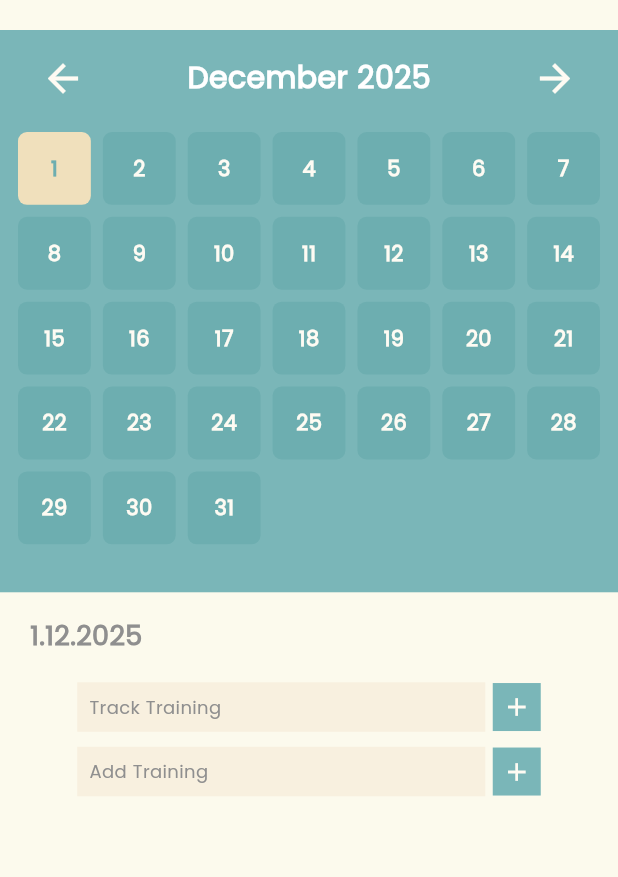
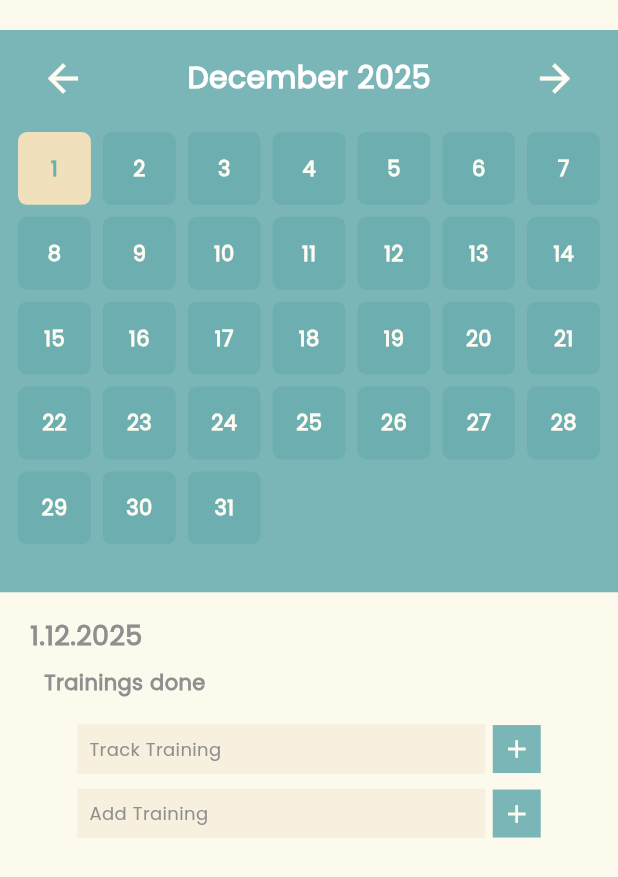
Before and after one commit to CottonCandyHeart/frontend-rolly, a Flutter app: the CustomCalendar widget shown alone on an empty page, opened directly with empty values, after a tap on an icon or button, on a phone screen of 412 x 824 dp. Shown: the top 877 px of the screen. Run offline on Flutter 3.47's test engine with Material 3 defaults, Android fonts, the phone set to English and light mode, and no system bars; our stand-ins replace flutter_svg, google_fonts, shared_preferences, youtube_player_iframe; accounts and stored records are empty; network calls fail.

Commit message:
Add route - refresh window

```diff
--- a/lib/config.dart
+++ b/lib/config.dart
@@ -16,7 +16,9 @@ class AppConfig {
   static const String trickEndpoint = '$apiBaseUrl/trick';
   static const String resetTrickEndpoint = '$apiBaseUrl/trick/reset';
   static const String trainingPlans = '$apiBaseUrl/training';
+  static const String routeEndpoint = '$apiBaseUrl/route/';
   static const String addRoute = '$apiBaseUrl/route/create';
+  static const String getRouteByMonth = '$apiBaseUrl/route/m';
 
   // img
   static const String logoImg = 'assets/images/logo.svg';
--- a/lib/lang/lang/eng.dart
+++ b/lib/lang/lang/eng.dart
@@ -128,6 +128,8 @@ const Map<String, String> eng = {
   'trackTraining': 'Track Training',
   'chooseDate': 'Choose Date',
   'planTraining': 'Plan Training',
+  'doneTrainings': ' Trainings done',
+  'futureTrainings': 'Incoming trainings',
 
   'trainingDate': 'Date',
   'trainingTime': 'Time',
@@ -170,6 +172,7 @@ const Map<String, String> eng = {
 
   'actionFailed': 'Action Failed',
   'noTrainingsAvailable': 'No Trainings Available',
+  'noRoutesAvailable': 'No Routes Available',
 
   'distanceNotANumber': 'Distance Must Be A Number',
 
--- a/lib/models/route.dart
+++ b/lib/models/route.dart
@@ -20,7 +20,7 @@ class TrainingRoute {
       name: json['name'],
       distance: json['distance'],
       estimatedTime: json['estimatedTime'],
-      date: json['date'],
+      date: DateTime.parse(json['date']),
       points: (json['points'] as List).map((p) => RoutePoint.fromJson(p)).toList(),
       photos: (json['photos'] as List).map((p) => RoutePhoto.fromJson(p)).toList(),
       caloriesBurned: json['caloriesBurned'],
--- a/lib/widgets/calendar_widget.dart
+++ b/lib/widgets/calendar_widget.dart
@@ -1,5 +1,6 @@
 import 'package:flutter/material.dart';
 import 'package:frontend_rolly/lang/app_language.dart';
+import 'package:frontend_rolly/models/route.dart';
 import 'package:frontend_rolly/models/training_plan.dart';
 import 'package:frontend_rolly/screens/add_training.dart';
 import 'package:frontend_rolly/screens/plan_training.dart';
@@ -8,17 +9,21 @@ import 'package:frontend_rolly/theme/colors.dart';
 import 'package:provider/provider.dart';
 
 class CustomCalendar extends StatefulWidget {
-  final Future<List<TrainingPlan>> trainings;
+  final Future<List<TrainingPlan>> Function() trainings;
+  final Future<List<TrainingRoute>> Function() routes;
   final DateTime chosen;
   final VoidCallback onPrev;
   final VoidCallback onNext;
+  final Future<void> Function()? onRefresh;
 
   const CustomCalendar({
     super.key,
     required this.trainings,
+    required this.routes,
     required this.chosen,
     required this.onPrev,
     required this.onNext,
+    required this.onRefresh,
   });
 
   @override
@@ -30,15 +35,27 @@ class _CustomCalendarState extends State<CustomCalendar>{
 
   int? selectedDay;
   List<TrainingPlan> selectedDayTrainings = [];
+  List<TrainingRoute> selectedRoutes = [];
+
   List<TrainingPlan> allTrainings = [];
+  List<TrainingRoute> allRoutes = [];
 
   @override
   void initState() {
     super.initState();
-    widget.trainings.then((plans) {
+    widget.trainings().then((plans) {
+      print("Plans fetched: ${plans.length}");
       setState(() {
         allTrainings = plans;
         highlightedDays = extractTrainingDays(plans);
+      });
+    });
+    widget.routes().then((routes) {
+      print("Routes fetched: ${routes.length}");
+      setState(() {
+        allRoutes = routes;
+        final routeDays = extractRouteDays(routes);
+        highlightedDays = {...highlightedDays, ...routeDays}.toList();
       });
     });
   }
@@ -51,10 +68,26 @@ class _CustomCalendarState extends State<CustomCalendar>{
     ).toList();
   }
 
+  List<TrainingRoute> routesForDay(int day) {
+    return allRoutes.where((r) =>
+      r.date.year == widget.chosen.year &&
+      r.date.month == widget.chosen.month &&
+      r.date.day == day
+    ).toList();
+  }
+
 
   List<int> extractTrainingDays(List<TrainingPlan> plans) {
     return plans
         .map((t) => t.dateTime.day)
+        .toSet()
+        .toList()
+      ..sort();
+  }
+
+  List<int> extractRouteDays(List<TrainingRoute> routes) {
+    return routes
+        .map((r) => r.date.day)
         .toSet()
         .toList()
       ..sort();
@@ -72,6 +105,39 @@ class _CustomCalendarState extends State<CustomCalendar>{
       'jan', 'feb', 'mar', 'apr', 'may', 'jun',
       'jul', 'aug', 'sep', 'oct', 'nov', 'dec'
   ]);
+
+  @override
+  void didUpdateWidget(covariant CustomCalendar oldWidget) {
+    super.didUpdateWidget(oldWidget);
+
+    if (oldWidget.chosen.month != widget.chosen.month ||
+        oldWidget.chosen.year != widget.chosen.year) {
+
+      _loadMonth();
+    }
+    _loadMonth();
+  }
+
+  Future<void> _loadMonth() async {
+    setState(() {
+      highlightedDays = [];
+      selectedDay = null;
+      selectedDayTrainings = [];
+      selectedRoutes = [];
+    });
+
+    final plans = await widget.trainings();
+    final routes = await widget.routes();
+
+    final planDays = extractTrainingDays(plans);
+    final routeDays = extractRouteDays(routes);
+
+    setState(() {
+      allTrainings = plans;
+      allRoutes = routes;
+      highlightedDays = {...planDays, ...routeDays}.toList()..sort();
+    });
+  }
 
   @override
   Widget build(BuildContext context) {
@@ -106,6 +172,7 @@ class _CustomCalendarState extends State<CustomCalendar>{
                           setState(() {
                             selectedDay = null;
                             selectedDayTrainings = [];
+                            selectedRoutes = [];
                           });
                           widget.onPrev();
                         },
@@ -136,6 +203,7 @@ class _CustomCalendarState extends State<CustomCalendar>{
                           setState(() {
                             selectedDay = null;
                             selectedDayTrainings = [];
+                            selectedRoutes = [];
                           });
                           widget.onNext();
                         },
@@ -166,6 +234,8 @@ class _CustomCalendarState extends State<CustomCalendar>{
                       onTap: ()=>{
                         setState(() {
                           selectedDay = day;
+                          selectedDayTrainings = trainingsForDay(day);
+                          selectedRoutes = routesForDay(day);
                         })
                       },
                       child: Container(
@@ -217,20 +287,36 @@ class _CustomCalendarState extends State<CustomCalendar>{
               ),
               const SizedBox(height: 8),
 
-              ...selectedDayTrainings.map((t) => Container(
+
+
+            if ((DateTime(chosen.year, chosen.month, selectedDay!)).isBefore(today)) ...[
+              Align(
+                alignment: Alignment.centerLeft,
+                child: Padding(
+                  padding: EdgeInsetsGeometry.fromLTRB(25, 0, 0, 0),
+                  child: Text(
+                    lang.t('doneTrainings'),
+                    style: TextStyle(
+                      color: AppColors.text,
+                      fontWeight: FontWeight.w900,
+                    ),
+                  ),
+                )
+              ),
+
+              const SizedBox(height: 8),
+              ...selectedRoutes.map((t) => Container(
+                width: MediaQuery.of(context).size.width * 0.75,
                 margin: const EdgeInsets.only(bottom: 8),
                 padding: const EdgeInsets.all(12),
                 decoration: BoxDecoration(
                   color: AppColors.current,
-                  borderRadius: BorderRadius.circular(8),
                 ),
                 child: Text(
-                  "${t.targetDuration} min — ${t.notes}",
-                  style: const TextStyle(color: AppColors.text),
+                  t.name,
+                  style: const TextStyle(color: AppColors.background),
                 ),
               )),
-
-            if ((DateTime(chosen.year, chosen.month, selectedDay!)).isBefore(today)) ...[
               Center(
               child: SizedBox(
                 width: MediaQuery.of(context).size.width * 0.75,
@@ -293,13 +379,20 @@ class _CustomCalendarState extends State<CustomCalendar>{
                   children: [
                     Expanded(
                       child: GestureDetector(
-                        onTap: () {
-                          Navigator.push(
+                        onTap: () async {
+                          final result = await Navigator.push(
                             context,
                             MaterialPageRoute(
-                              builder: (context) => AddTraining(onBack: (){}, dayIso: '${chosen.year}-${chosen.month}-$selectedDay'),
+                              builder: (context) => AddTraining(
+                                onBack: (){},
+                                dayIso: '${chosen.year}-${chosen.month}-$selectedDay',
+                              ),
                             ),
                           );
+
+                          if (result == true) {
+                            await widget.onRefresh?.call();
+                          }
                         },
                         child: Container(
                           decoration: BoxDecoration(color: AppColors.accent),
@@ -333,8 +426,9 @@ class _CustomCalendarState extends State<CustomCalendar>{
                                   ),
                                 );
 
+                                // dopiero TERAZ odświeżaj
                                 if (result == true) {
-                                  setState(() {});
+                                  await widget.onRefresh?.call();
                                 }
                               },
                               icon: const Icon(Icons.add),
@@ -349,6 +443,21 @@ class _CustomCalendarState extends State<CustomCalendar>{
               ),
           )],
           if ((DateTime(chosen.year, chosen.month, selectedDay!)).isAfter(today)) ...[
+            Text(
+              lang.t('futureTrainings'),
+            ),
+            ...selectedDayTrainings.map((t) => Container(
+                margin: const EdgeInsets.only(bottom: 8),
+                padding: const EdgeInsets.all(12),
+                decoration: BoxDecoration(
+                  color: AppColors.current,
+                ),
+                child: Text(
+                  "${t.targetDuration} min — ${t.notes}",
+                  style: const TextStyle(color: AppColors.background),
+                ),
+              )),
+
             Center(
               child: SizedBox(
                 width: MediaQuery.of(context).size.width * 0.75,
```
Also changed, not shown: lib/screens/add_training.dart (+21 -23 lines), lib/screens/training_screen.dart (+32 -1 lines).
